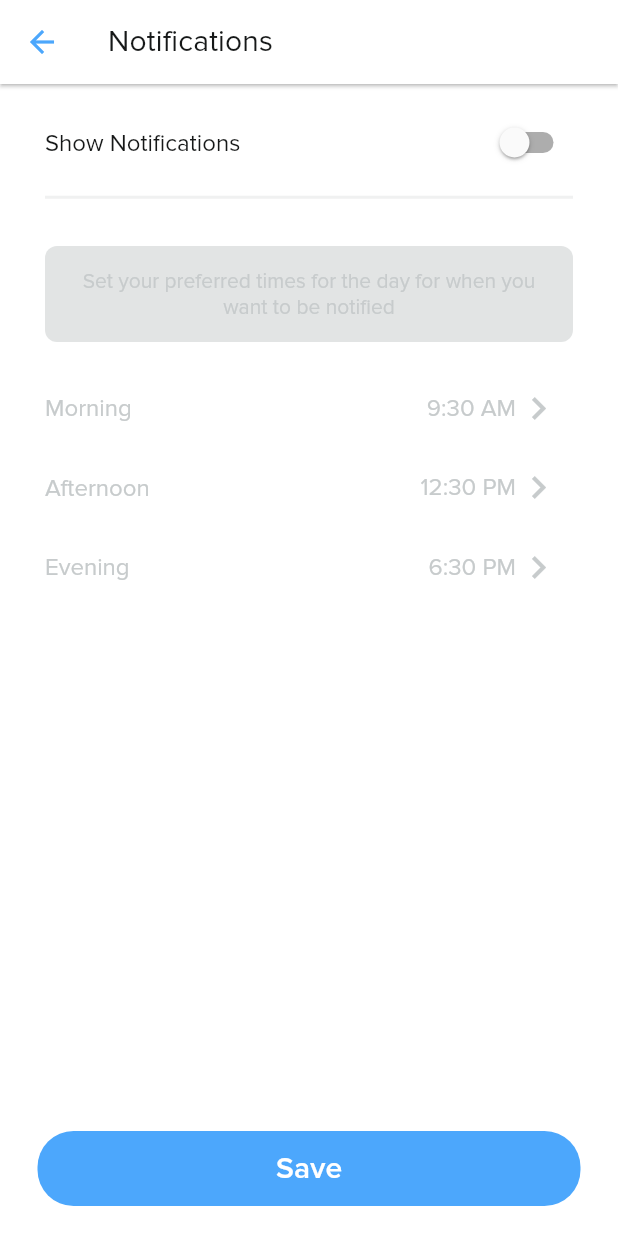
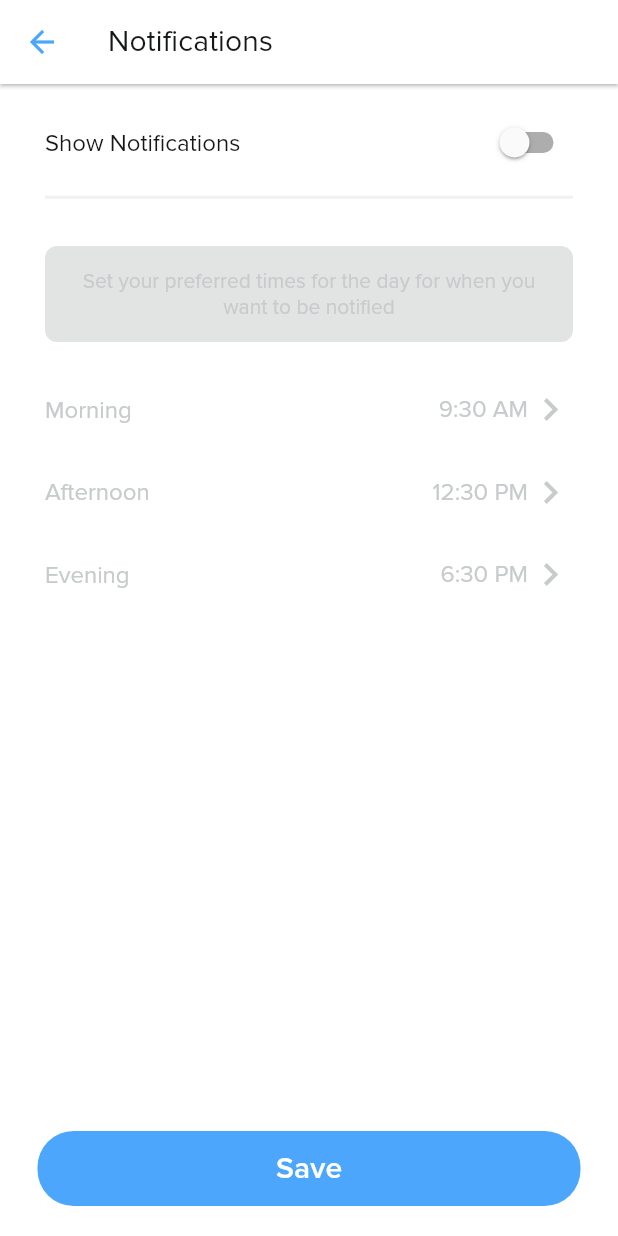
Before and after one commit to JobCuta/CIS-9340-Thesis, a Flutter app: the UserProfileNotificationsScreen screen opened by its route, after a tap on "Save", on a phone screen of 412 x 824 dp. Run offline on Flutter 3.47's test engine with Material 2 defaults, Android fonts, the phone set to English and light mode, and no system bars; our stand-ins replace animated_text_kit, circular_countdown_timer, email_validator, flutter_local_notifications, flutter_secure_storage, flutter_svg and 8 more; missing offline and left inert: flutter_email_sender; accounts and stored records are empty.

Commit message:
user profile functionality

```diff
--- a/lib/controllers/settingsController.dart
+++ b/lib/controllers/settingsController.dart
@@ -54,24 +54,7 @@ class SettingsController extends GetxController {
     notificationsMorningTime.value = newSettings.notificationsMorningTime;
     notificationsAfternoonTime.value = newSettings.notificationsAfternoonTime;
     notificationsEveningTime.value = newSettings.notificationsEveningTime;
-
-    print('Settings in the controller');
-    print('-------------------------------------------------');
-
-    print(notificationsEnabled.value);
-    print(notificationsMorningTime.value);
-    print(notificationsAfternoonTime.value);
-    print(notificationsEveningTime.value);
-    print(language.value);
-
-    SettingsHive settings = box.get('settings');
-    print('Settings in the box');
-    print('-------------------------------------------------');
-    print(settings.notificationsEnabled);
-    print(settings.notificationsMorningTime);
-    print(settings.notificationsAfternoonTime);
-    print(settings.notificationsEveningTime);
-    print(settings.language);
+    // checkValues();
   }
 
   void updateLanguageSettings({
@@ -86,10 +69,22 @@ class SettingsController extends GetxController {
     box.putAt(0, newSettings);
 
     language.value = newLanguage;
+    // checkValues();
+  }
 
+  void resetAllValues() {
+    SettingsHive settings = box.get('settings');
+    notificationsEnabled.value = settings.notificationsEnabled;
+    notificationsMorningTime.value = settings.notificationsMorningTime;
+    notificationsAfternoonTime.value = settings.notificationsAfternoonTime;
+    notificationsEveningTime.value = settings.notificationsEveningTime;
+    language.value = settings.language;
+    // checkValues();
+  }
+
+  void checkValues() {
     print('Settings in the controller');
     print('-------------------------------------------------');
-
     print(notificationsEnabled.value);
     print(notificationsMorningTime.value);
     print(notificationsAfternoonTime.value);
--- a/lib/screens/SideMenu/UserProfile/UserProfileDeactivateSucessfulScreen.dart
+++ b/lib/screens/SideMenu/UserProfile/UserProfileDeactivateSucessfulScreen.dart
@@ -31,6 +31,7 @@ class _UserProfileDeactivateSuccessfulScreenState
     var emotionEntryBox =
         await Hive.openBox<EmotionEntryDetail>('emotionEntry');
     var emotionObjBox = await Hive.openBox('emotionObj');
+    var settingsBox = await Hive.openBox('settings');
 
     // Gets the no. of entries in the HIVE boxes
     print('START');
@@ -40,6 +41,7 @@ class _UserProfileDeactivateSuccessfulScreenState
     print(emotionBox.length);
     print(emotionEntryBox.length);
     print(emotionObjBox.length);
+    print(settingsBox.length);
 
     await phqBox.clear();
     await sidasBox.clear();
@@ -47,6 +49,7 @@ class _UserProfileDeactivateSuccessfulScreenState
     await emotionBox.clear();
     await emotionEntryBox.clear();
     await emotionObjBox.clear();
+    await settingsBox.clear();
 
     // Verifies that all entries have been removed from the HIVE boxes
     print('CLEARED');
@@ -56,6 +59,7 @@ class _UserProfileDeactivateSuccessfulScreenState
     print(emotionBox.length);
     print(emotionEntryBox.length);
     print(emotionObjBox.length);
+    print(settingsBox.length);
   }
 
   @override
--- a/lib/screens/SideMenu/UserProfile/UserProfileNotificationsScreen.dart
+++ b/lib/screens/SideMenu/UserProfile/UserProfileNotificationsScreen.dart
@@ -28,16 +28,20 @@ class UserProfileNotificationsScreenState
 
     _buildFieldComponent(
         {required label, required timeValue, required enabled, onPressed}) {
-      return Row(mainAxisAlignment: MainAxisAlignment.spaceBetween, children: [
+      return InkWell(
+        splashColor: Theme.of(context).colorScheme.neutralGray02,
+        onTap: onPressed,
+        child: Container(
+          padding: const EdgeInsets.symmetric(vertical: 10, horizontal: 0),
+          child:
+              Row(mainAxisAlignment: MainAxisAlignment.spaceBetween, children: [
             Text(label,
                 style: Theme.of(context).textTheme.bodyText1?.copyWith(
                     fontWeight: FontWeight.w400,
                     color: enabled
                         ? Theme.of(context).colorScheme.neutralBlack02
                         : Theme.of(context).colorScheme.neutralGray01)),
-        TextButton(
-            onPressed: onPressed,
-            child: GetBuilder<TimeController>(
+            GetBuilder<TimeController>(
                 builder: (value) => RichText(
                       text: TextSpan(children: [
                         TextSpan(
@@ -58,8 +62,10 @@ class UserProfileNotificationsScreenState
                                     .colorScheme
                                     .neutralGray01))
                       ]),
-                    )))
-      ]);
+                    ))
+          ]),
+        ),
+      );
     }
 
     _timeController.morningTime.value = TimeOfDay(
@@ -71,25 +77,19 @@ class UserProfileNotificationsScreenState
     _timeController.eveningTime.value = TimeOfDay(
         hour: int.parse(_settingsController.notificationsEveningTime[0]),
         minute: int.parse(_settingsController.notificationsEveningTime[1]));
-    return Scaffold(
+    return WillPopScope(
+      onWillPop: () {
+        _settingsController.resetAllValues();
+        return Future.value(true);
+      },
+      child: Scaffold(
           backgroundColor: Theme.of(context).colorScheme.neutralWhite01,
           appBar: AppBar(
               elevation: 1,
               leading: BackButton(
                   color: Theme.of(context).colorScheme.accentBlue02,
                   onPressed: () {
-                  if (_settingsController.notificationsEnabled.value) {
-                    NotificationService.showMorningNotification(
-                        _timeController.morningTime.value);
-
-                    NotificationService.showAfternoonNotification(
-                        _timeController.afternoonTime.value);
-
-                    NotificationService.showEveningNotification(
-                        _timeController.eveningTime.value);
-                  } else {
-                    NotificationService.cancelAllNotifications();
-                  }
+                    _settingsController.resetAllValues();
                     Get.back();
                   }),
               backgroundColor: Theme.of(context).colorScheme.neutralWhite01,
@@ -130,7 +130,8 @@ class UserProfileNotificationsScreenState
                       ],
                     ),
                     AbsorbPointer(
-                    absorbing: !_settingsController.notificationsEnabled.value,
+                      absorbing:
+                          !_settingsController.notificationsEnabled.value,
                       child: Column(children: [
                         Container(
                           margin: const EdgeInsets.only(bottom: 20),
@@ -145,7 +146,8 @@ class UserProfileNotificationsScreenState
                           padding: const EdgeInsets.symmetric(
                               vertical: 15.0, horizontal: 25.0),
                           decoration: BoxDecoration(
-                            color: Theme.of(context).colorScheme.neutralWhite04,
+                              color:
+                                  Theme.of(context).colorScheme.neutralWhite04,
                               borderRadius:
                                   const BorderRadius.all(Radius.circular(8))),
                           child: Text(
@@ -156,11 +158,9 @@ class UserProfileNotificationsScreenState
                                   .bodyText2
                                   ?.copyWith(
                                       fontWeight: FontWeight.w400,
-                                    color:
-                                        _settingsController
+                                      color: _settingsController
                                               .notificationsEnabled.value
-                                            ? Theme.of(
-                                                    context)
+                                          ? Theme.of(context)
                                               .colorScheme
                                               .neutralGray04
                                           : Theme.of(context)
@@ -198,7 +198,8 @@ class UserProfileNotificationsScreenState
                                       }),
                                   _buildFieldComponent(
                                       label: 'Evening',
-                                    timeValue: _timeController.eveningTime.value
+                                      timeValue: _timeController
+                                          .eveningTime.value
                                           .format(context),
                                       enabled: _settingsController
                                           .notificationsEnabled.value,
@@ -228,12 +229,12 @@ class UserProfileNotificationsScreenState
                           primary: Theme.of(context).colorScheme.accentBlue02,
                         ),
                         onPressed: () {
-                        // print(_timeController.morningTime.value.hour);
                           _settingsController.updateNotificationSettings(
-                            newNotificationsEnabled:
-                                _settingsController.notificationsEnabled.value,
+                              newNotificationsEnabled: _settingsController
+                                  .notificationsEnabled.value,
                               newNotificationsMorningTime: [
-                              _timeController.morningTime.value.hour.toString(),
+                                _timeController.morningTime.value.hour
+                                    .toString(),
                                 _timeController.morningTime.value.minute
                                     .toString()
                               ],
@@ -244,10 +245,24 @@ class UserProfileNotificationsScreenState
                                     .toString()
                               ],
                               newNotificationsEveningTime: [
-                              _timeController.eveningTime.value.hour.toString(),
+                                _timeController.eveningTime.value.hour
+                                    .toString(),
                                 _timeController.eveningTime.value.minute
                                     .toString()
                               ]);
+
+                          if (_settingsController.notificationsEnabled.value) {
+                            NotificationService.showMorningNotification(
+                                _timeController.morningTime.value);
+
+                            NotificationService.showAfternoonNotification(
+                                _timeController.afternoonTime.value);
+
+                            NotificationService.showEveningNotification(
+                                _timeController.eveningTime.value);
+                          } else {
+                            NotificationService.cancelAllNotifications();
+                          }
                         },
                         child: Text('Save',
                             style: Theme.of(context)
@@ -262,6 +277,7 @@ class UserProfileNotificationsScreenState
                     ),
                   )),
             ],
-        ));
+          )),
+    );
   }
 }
--- a/lib/screens/onboarding/questionnaires/PHQ9Screen.dart
+++ b/lib/screens/onboarding/questionnaires/PHQ9Screen.dart
@@ -173,12 +173,12 @@ class _PHQ9ScreenState extends State<PHQ9Screen> {
                                     items,
                                     style: Theme.of(context)
                                         .textTheme
-                                        .bodyText1
+                                        .bodyText2
                                         ?.copyWith(
                                             fontWeight: FontWeight.w600,
                                             color: Theme.of(context)
                                                 .colorScheme
-                                                .neutralGray03),
+                                                .neutralGray04),
                                   ));
                             }).toList(),
                           ),
```
Also changed, not shown: lib/screens/SideMenu/UserProfile/UserProfileLanguageScreen.dart (+33 -11 lines), lib/screens/SideMenu/UserProfile/UserProfileScreen.dart (+7 -6 lines). Lines whose indentation alone changed are shown as unchanged.
